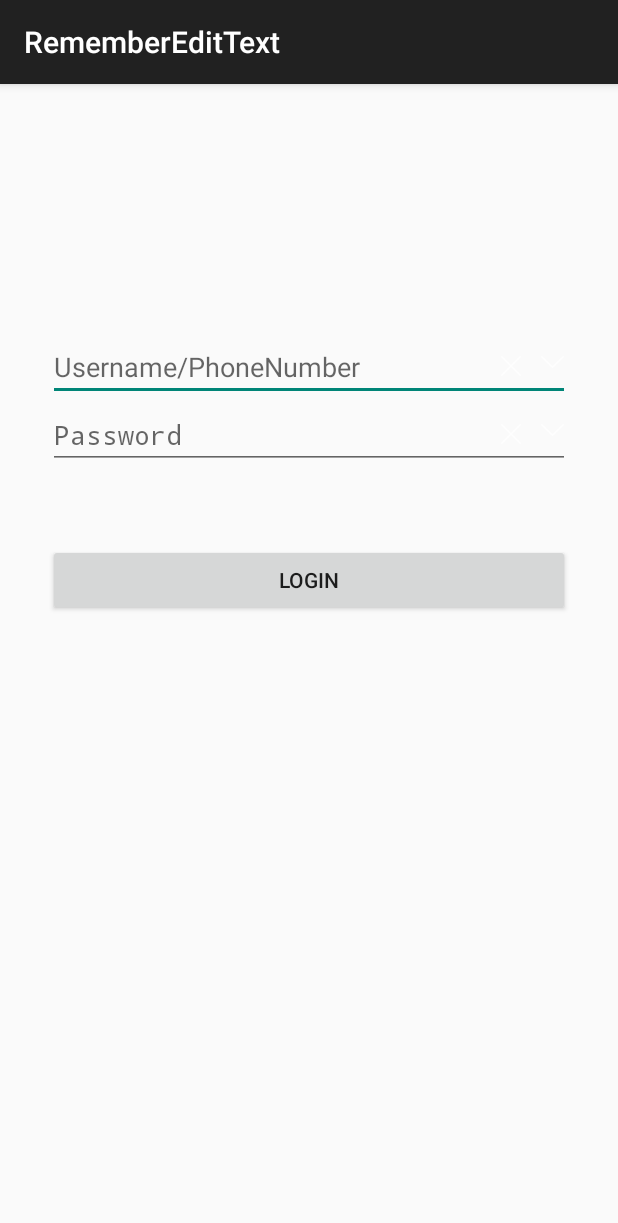
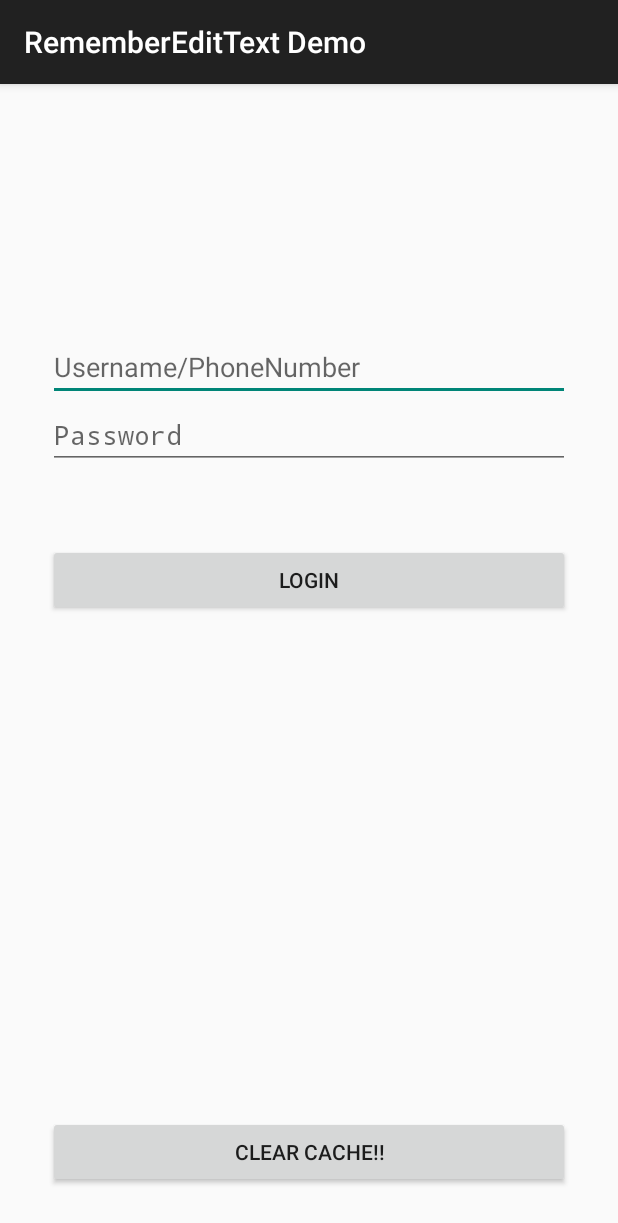
Before and after one commit to markzhai/RememberEditText, an Android app: the screen it shows after launch (MainActivity), on a phone screen of 412 x 824 dp. Shown: the top 1223 px of the screen. Run offline under Robolectric (Android 15) with nearby library versions, the phone set to English and light mode, and no system bars.

Commit message:
Add cache clear button on demo.

```diff
--- a/app/src/main/java/cn/zhaiyifan/demo/MainActivity.java
+++ b/app/src/main/java/cn/zhaiyifan/demo/MainActivity.java
@@ -5,18 +5,25 @@ import android.os.Bundle;
 import android.support.v7.app.AppCompatActivity;
 import android.view.View;
 
+import cn.zhaiyifan.rememberedittext.RememberEditText;
+
 public class MainActivity extends AppCompatActivity {
 
     @Override
     protected void onCreate(Bundle savedInstanceState) {
         super.onCreate(savedInstanceState);
         setContentView(R.layout.activity_main);
-        View button = findViewById(R.id.login_button);
-        button.setOnClickListener(new View.OnClickListener() {
+        findViewById(R.id.login_button).setOnClickListener(new View.OnClickListener() {
             @Override
             public void onClick(View v) {
                 startActivity(new Intent(MainActivity.this, ThreadActivity.class));
             }
         });
+        findViewById(R.id.clear_button).setOnClickListener(new View.OnClickListener() {
+            @Override
+            public void onClick(View v) {
+                RememberEditText.clearCache(MainActivity.this);
+            }
+        });
     }
 }
--- a/app/src/main/res/layout/activity_main.xml
+++ b/app/src/main/res/layout/activity_main.xml
@@ -45,4 +45,14 @@
         android:layout_marginTop="50dp"
         android:text="@string/login" />
 
+    <Button
+        android:id="@+id/clear_button"
+        android:layout_width="match_parent"
+        android:layout_height="wrap_content"
+        android:layout_alignParentBottom="true"
+        android:layout_marginBottom="@dimen/activity_vertical_margin"
+        android:layout_marginLeft="@dimen/activity_horizontal_margin"
+        android:layout_marginRight="@dimen/activity_horizontal_margin"
+        android:text="@string/clearCache" />
+
 </RelativeLayout>
--- a/app/src/main/res/values/strings.xml
+++ b/app/src/main/res/values/strings.xml
@@ -1,6 +1,7 @@
 <resources>
-    <string name="app_name">RememberEditText</string>
+    <string name="app_name">RememberEditText Demo</string>
 
     <string name="login">Login</string>
-    <string name="title_activity_thread">ThreadActivity</string>
+    <string name="clearCache">Clear cache!!</string>
+    <string name="title_activity_thread">Post</string>
 </resources>
--- a/library/src/main/java/cn/zhaiyifan/rememberedittext/RememberEditText.java
+++ b/library/src/main/java/cn/zhaiyifan/rememberedittext/RememberEditText.java
@@ -104,7 +104,21 @@ public class RememberEditText extends EditText {
         if (mAutoFill) {
             String cache = mCacheMap.get(mRememberId);
             setText(cache);
+            onCacheDataChanged();
         }
+    }
+
+    private void onCacheDataChanged() {
+
+    }
+
+    /**
+     * Do cache flush jobs when view detached.
+     */
+    @Override
+    protected void onDetachedFromWindow() {
+        super.onDetachedFromWindow();
+
     }
 
     @Override
@@ -124,10 +138,21 @@ public class RememberEditText extends EditText {
         int offsetY = getCompoundPaddingTop() + getScrollY() + (vspace - drawableHeight) / 2;
 
         canvas.translate(offsetX, offsetY);
-        mDeleteDrawable.draw(canvas);
+        if (getText() != null && getText().length() != 0) {
+            mDeleteDrawable.draw(canvas);
+        }
 
         canvas.translate(deleteWidth + ICON_MARGIN, 0);
-        mDropDownDrawable.draw(canvas);
+        switch (mIconStatus) {
+            case ICON_SHOW_DROP_DOWN:
+                mDropDownDrawable.draw(canvas);
+                break;
+            case ICON_SHOW_DROP_UP:
+                mDropUpDrawable.draw(canvas);
+                break;
+            case ICON_ABSENT:
+                break;
+        }
 
         mDeleteIconRect.set(offsetX, offsetY, offsetX + deleteWidth, offsetY + drawableHeight);
         mDropDownIconRect.set(offsetX + deleteWidth + ICON_MARGIN, offsetY,
@@ -171,6 +196,7 @@ public class RememberEditText extends EditText {
                     disMissOrUpdatePopupWindow();
                 }
             } else if (mDeleteIconRect.contains(x, y)) {
+                setText("");
                 handled = true;
             }
         }
@@ -272,10 +298,6 @@ public class RememberEditText extends EditText {
         return true;
     }
 
-    private void resetDropView() {
-
-    }
-
     /**
      * RememberEditText's dropdown list adapter.
      */
@@ -335,7 +357,7 @@ public class RememberEditText extends EditText {
                             mCacheDataList.remove(position);
                         }
                         if (mCacheDataList == null || (mCacheDataList != null && mCacheDataList.size() < 1)) {
-                            resetDropView();
+                            onCacheDataChanged();
                         }
                         if (getText().toString().trim().equalsIgnoreCase(cacheData)) {
                             setText("");
@@ -364,6 +386,7 @@ public class RememberEditText extends EditText {
             View wrapper;
             TextView view;
             ImageView button;
+
             void setId(int position) {
                 view.setId(position);
                 button.setId(position);
```
